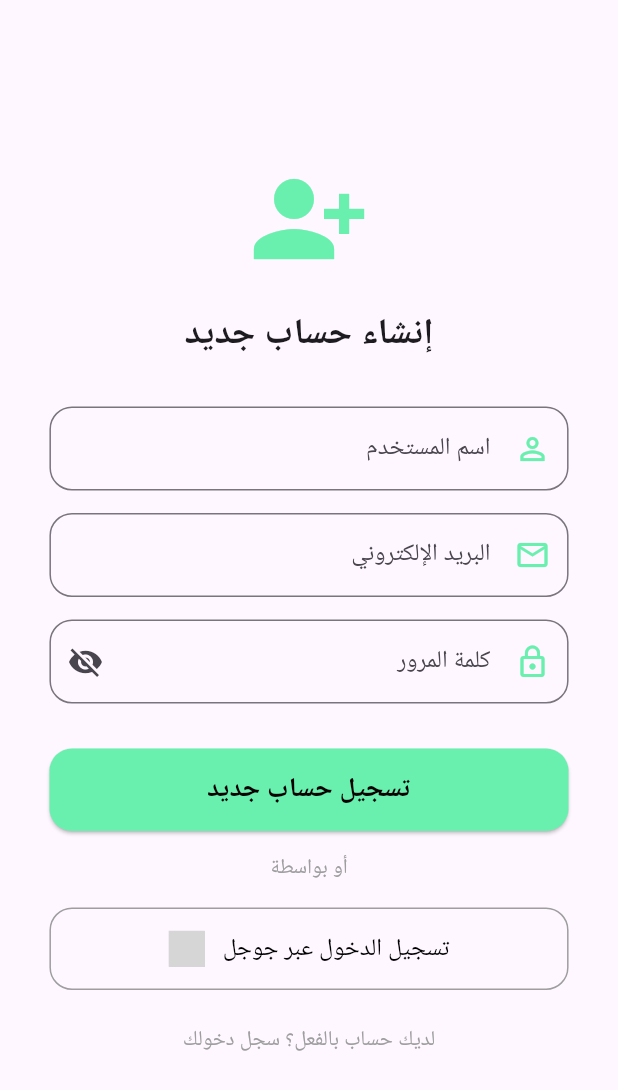
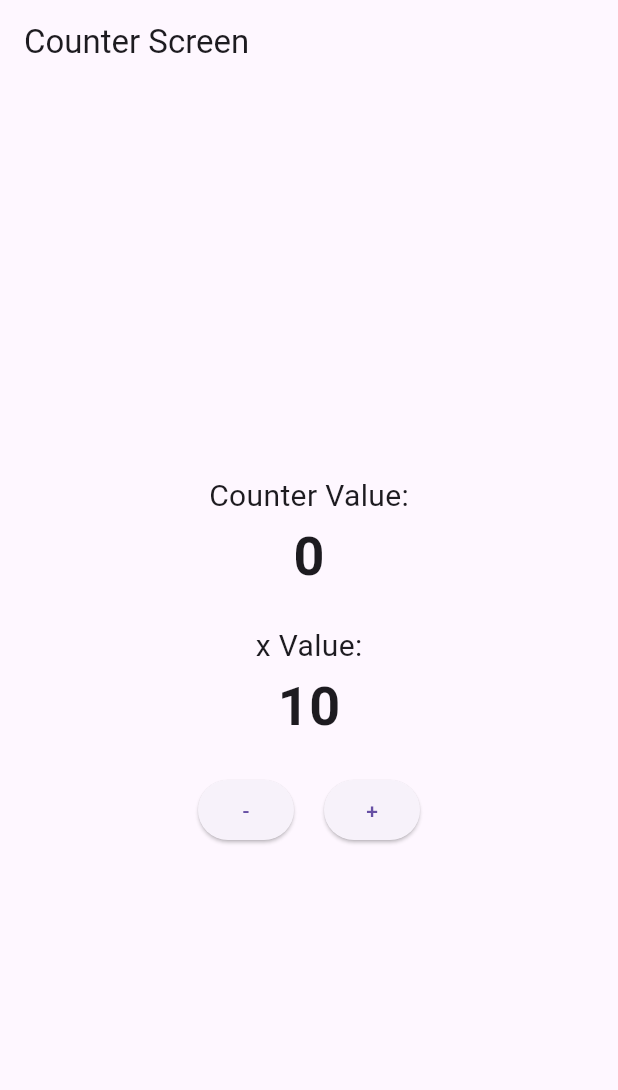
Before and after one commit to AhmedHythamSMT/FlutterCreativa2026, a Flutter app: the screen it shows after launch, on a phone screen of 412 x 824 dp. Shown: the top 1090 px of the screen. Run offline on Flutter 3.47's test engine with Material 3 defaults, Android fonts, the phone set to English and light mode, and no system bars; our stand-ins replace cloud_firestore, firebase_auth, firebase_core, flutter_svg, google_sign_in; accounts and stored records are empty; grey boxes are pictures that could not be loaded.

Commit message:
learn: - stateful widget - counter screen - listview - snapshots and fech data from firestore.

```diff
--- /dev/null
+++ b/task_6_node_firebase/lib/core/features/auth/ui/screens/counter_screen.dart
@@ -0,0 +1,71 @@
+// ignore_for_file: must_be_immutable, library_private_types_in_public_api
+
+import 'package:flutter/material.dart';
+
+class CounterScreen extends StatefulWidget {
+  int? x;
+  CounterScreen({super.key});
+
+  @override
+  _CounterScreenState createState() => _CounterScreenState();
+}
+
+class _CounterScreenState extends State<CounterScreen> {
+  @override
+  void initState() {
+    super.initState();
+    Future.delayed(const Duration(seconds: 1)).then(
+      (value) => setState(() {
+        widget.x = 10;
+      }),
+    );
+  }
+
+  int _counter = 0;
+
+  void _incrementCounter() {
+    setState(() {
+      _counter++;
+    });
+  }
+
+  void _decrementCounter() {
+    setState(() {
+      _counter--;
+    });
+  }
+
+  @override
+  Widget build(BuildContext context) {
+    return Scaffold(
+      appBar: AppBar(title: Text('Counter Screen')),
+      body: Center(
+        child: Column(
+          mainAxisAlignment: MainAxisAlignment.center,
+          children: [
+            Text('Counter Value:', style: TextStyle(fontSize: 20)),
+            Text(
+              '$_counter',
+              style: TextStyle(fontSize: 36, fontWeight: FontWeight.bold),
+            ),
+            SizedBox(height: 20),
+            Text('x Value:', style: TextStyle(fontSize: 20)),
+            Text(
+              '${widget.x}',
+              style: TextStyle(fontSize: 36, fontWeight: FontWeight.bold),
+            ),
+            SizedBox(height: 20),
+            Row(
+              mainAxisAlignment: MainAxisAlignment.center,
+              children: [
+                ElevatedButton(onPressed: _decrementCounter, child: Text('-')),
+                SizedBox(width: 20),
+                ElevatedButton(onPressed: _incrementCounter, child: Text('+')),
+              ],
+            ),
+          ],
+        ),
+      ),
+    );
+  }
+}
--- a/task_6_node_firebase/lib/core/features/auth/ui/screens/register_screen.dart
+++ b/task_6_node_firebase/lib/core/features/auth/ui/screens/register_screen.dart
@@ -2,7 +2,6 @@ import 'package:firebase_auth/firebase_auth.dart';
 import 'package:flutter/material.dart';
 import 'package:task_6_node_firebase/core/features/auth/data/models/user_data_class.dart';
 import 'package:task_6_node_firebase/core/features/auth/data/services/firebase_auth_services.dart';
-import 'package:task_6_node_firebase/core/features/auth/ui/screens/home_screen.dart';
 import 'package:task_6_node_firebase/core/features/auth/ui/widgets/custom_auth_button.dart';
 import 'package:task_6_node_firebase/core/features/auth/ui/widgets/custom_social_button.dart';
 import 'package:task_6_node_firebase/core/features/auth/ui/widgets/custom_textfield.dart';
@@ -30,8 +29,8 @@ class _RegisterScreenState extends State<RegisterScreen> {
   );
 
   final FirebaseFirestore firestore = FirebaseFirestore.instance;
+  final bool _isRegisterLoading = false;
   bool _isLoading = false;
-  bool _isRegisterLoading = false;
   bool _isGoogleLoading = false;
 
   void _onGoogleSignInPressed() async {
--- /dev/null
+++ b/task_6_node_firebase/lib/core/features/auth/ui/screens/users_screen.dart
@@ -0,0 +1,23 @@
+import 'package:cloud_firestore/cloud_firestore.dart';
+import 'package:firebase_auth/firebase_auth.dart';
+import 'package:flutter/material.dart';
+
+class UsersScreen extends StatefulWidget {
+  const UsersScreen({super.key});
+
+  @override
+  State<UsersScreen> createState() => _UsersScreenState();
+}
+
+class _UsersScreenState extends State<UsersScreen> {
+  final FirebaseAuth _auth = FirebaseAuth.instance;
+  final FirebaseFirestore _firestore = FirebaseFirestore.instance;
+
+  @override
+  Widget build(BuildContext context) {
+    return Scaffold(
+      appBar: AppBar(title: Text('Users Screen')),
+      body: Center(child: Text('Welcome to the Users Screen!')),
+    );
+  }
+}
--- a/task_6_node_firebase/lib/main.dart
+++ b/task_6_node_firebase/lib/main.dart
@@ -1,6 +1,7 @@
 import 'package:flutter/material.dart';
 import 'package:firebase_auth/firebase_auth.dart';
 import 'package:firebase_core/firebase_core.dart';
+import 'package:task_6_node_firebase/core/features/auth/ui/screens/counter_screen.dart';
 import 'firebase/firebase_options.dart';
 import 'package:task_6_node_firebase/core/routes/app_routes.dart';
 
@@ -17,11 +18,12 @@ class MainApp extends StatelessWidget {
   Widget build(BuildContext context) {
     return MaterialApp(
       debugShowCheckedModeBanner: false,
-      initialRoute: FirebaseAuth.instance.currentUser == null
-          ? AppRoutes.register
-          : AppRoutes.home,
+      home: CounterScreen(),
+      // initialRoute: FirebaseAuth.instance.currentUser == null
+      //     ? AppRoutes.register
+      //     : AppRoutes.home,
 
-      onGenerateRoute: AppRoutes.generateRoute,
+      // onGenerateRoute: AppRoutes.generateRoute,
     );
   }
 }
```
